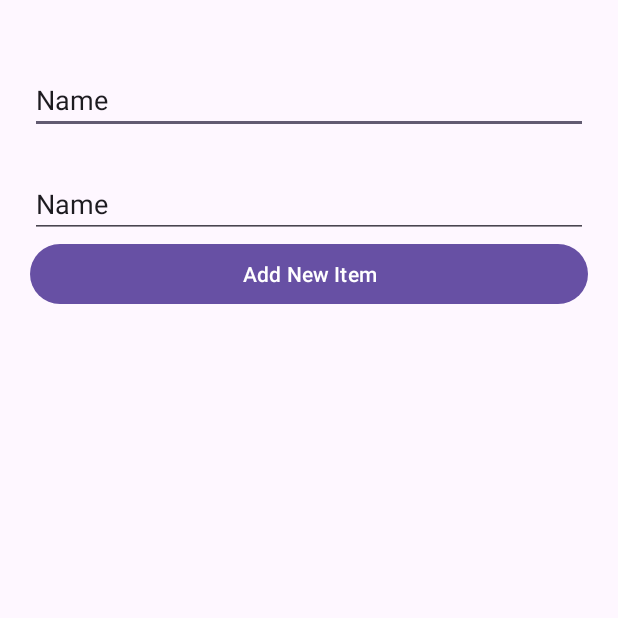
After one commit to DavldMA/Shopping-List, an Android app: the fragment CreateListsFragment shown on its own in the app's theme, on a phone screen of 412 x 824 dp, the top half of it. The commit adds this screen. Run offline under Robolectric (Android 15) with nearby library versions, the phone set to English and light mode, and no system bars; network calls fail.

Commit message:
YES
lots of stuff, i'm tired

```diff
--- a/app/build.gradle
+++ b/app/build.gradle
@@ -42,6 +42,8 @@ dependencies {
     implementation 'androidx.lifecycle:lifecycle-viewmodel-ktx:2.7.0'
     implementation 'androidx.room:room-common:2.6.1'
     implementation 'com.google.firebase:firebase-crashlytics-buildtools:2.9.9'
+    implementation 'androidx.legacy:legacy-support-v4:1.0.0'
+    implementation 'androidx.recyclerview:recyclerview:1.3.0'
     testImplementation 'junit:junit:4.13.2'
     androidTestImplementation 'androidx.test.ext:junit:1.1.5'
     androidTestImplementation 'androidx.test.espresso:espresso-core:3.5.1'
--- /dev/null
+++ b/app/src/main/java/com/example/shopping_list_application/CreateListsFragment.java
@@ -0,0 +1,81 @@
+package com.example.shopping_list_application;
+
+import android.os.Bundle;
+
+import androidx.annotation.NonNull;
+import androidx.fragment.app.Fragment;
+import androidx.recyclerview.widget.LinearLayoutManager;
+
+import android.util.Log;
+import android.view.LayoutInflater;
+import android.view.View;
+import android.view.ViewGroup;
+import android.widget.ArrayAdapter;
+import android.widget.Button;
+import android.widget.EditText;
+import android.widget.ListView;
+
+import com.google.gson.Gson;
+import com.google.gson.GsonBuilder;
+
+import org.json.JSONArray;
+import org.json.JSONException;
+import org.json.JSONObject;
+
+import java.util.ArrayList;
+
+
+public class CreateListsFragment extends Fragment {
+
+    ArrayList<String> listItems=new ArrayList<String>();
+
+    //DEFINING A STRING ADAPTER WHICH WILL HANDLE THE DATA OF THE LISTVIEW
+    ArrayAdapter<String> adapter;
+
+    //RECORDING HOW MANY TIMES THE BUTTON HAS BEEN CLICKED
+    int clickCounter=0;
+
+    @Override
+    public void onViewCreated(@NonNull View view, Bundle savedInstanceState) {
+
+        EditText editTxt = (EditText) view.findViewById(R.id.etListName);
+        EditText etItem = (EditText) view.findViewById(R.id.etItem);
+        Button btn = (Button) view.findViewById(R.id.addBtn);
+        ListView list = (ListView) view.findViewById(R.id.list);
+        ArrayList<String> arrayList = new ArrayList<String>();
+
+        adapter = new ArrayAdapter<String>(view.getContext(), android.R.layout.simple_spinner_item, arrayList);
+
+        list.setAdapter(adapter);
+
+        btn.setOnClickListener(new View.OnClickListener() {
+            @Override
+            public void onClick(View view) {
+                arrayList.add(editTxt.getText().toString());
+                adapter.notifyDataSetChanged();
+            }
+        });
+
+    }
+
+    public CreateListsFragment() {
+        // Required empty public constructor
+    }
+
+
+    public static CreateListsFragment newInstance(String param1, String param2) {
+        CreateListsFragment fragment = new CreateListsFragment();
+        return fragment;
+    }
+
+
+    @Override
+    public void onCreate(Bundle savedInstanceState) {
+        super.onCreate(savedInstanceState);
+    }
+
+    @Override
+    public View onCreateView(LayoutInflater inflater, ViewGroup container, Bundle savedInstanceState) {
+        return inflater.inflate(R.layout.fragment_create_lists, container, false);
+    }
+}
--- /dev/null
+++ b/app/src/main/res/layout/fragment_create_lists.xml
@@ -0,0 +1,57 @@
+<?xml version="1.0" encoding="utf-8"?>
+<FrameLayout xmlns:android="http://schemas.android.com/apk/res/android"
+    xmlns:app="http://schemas.android.com/apk/res-auto"
+    xmlns:tools="http://schemas.android.com/tools"
+    android:layout_width="match_parent"
+    android:layout_height="match_parent"
+    tools:context=".CreateListsFragment">
+
+    <androidx.constraintlayout.widget.ConstraintLayout
+        android:layout_width="match_parent"
+        android:layout_height="match_parent"
+        android:layout_marginBottom="70dp">
+
+
+        <LinearLayout
+            android:orientation="vertical"
+            android:layout_width="fill_parent"
+            android:layout_height="fill_parent"
+            android:padding="20dp">
+
+            <EditText
+                android:id="@+id/etListName"
+                android:layout_width="match_parent"
+                android:layout_height="45dp"
+                android:layout_marginTop="24dp"
+                android:ems="10"
+                android:inputType="text"
+                android:text="Name"
+                app:layout_constraintEnd_toEndOf="parent"
+                app:layout_constraintStart_toStartOf="parent"
+                app:layout_constraintTop_toTopOf="parent" />
+            <EditText
+                android:id="@+id/etItem"
+                android:layout_width="match_parent"
+                android:layout_height="45dp"
+                android:layout_marginTop="24dp"
+                android:ems="10"
+                android:inputType="text"
+                android:text="Name"
+                app:layout_constraintEnd_toEndOf="parent"
+                app:layout_constraintStart_toStartOf="parent"
+                app:layout_constraintTop_toTopOf="parent" />
+            <Button
+                android:id="@+id/addBtn"
+                android:text="Add New Item"
+                android:layout_width="fill_parent"
+                android:layout_height="wrap_content"
+                android:onClick="addItems"/>
+
+            <ListView
+                android:id="@+id/list"
+                android:layout_width="fill_parent"
+                android:layout_height="fill_parent"
+                android:drawSelectorOnTop="false" />
+        </LinearLayout>
+    </androidx.constraintlayout.widget.ConstraintLayout>
+</FrameLayout>
--- a/app/src/main/res/values/dimens.xml
+++ b/app/src/main/res/values/dimens.xml
@@ -2,4 +2,5 @@
     <!-- Default screen margins, per the Android Design guidelines. -->
     <dimen name="activity_horizontal_margin">16dp</dimen>
     <dimen name="activity_vertical_margin">16dp</dimen>
+    <dimen name="text_margin">16dp</dimen>
 </resources>
```
Also changed, not shown: app/src/main/java/com/example/shopping_list_application/Lists.java (+0 -10 lines), app/src/main/java/com/example/shopping_list_application/MainActivity.java (+31 -7 lines), app/src/main/java/com/example/shopping_list_application/placeholder/PlaceholderContent.java (added, +72 -0 lines).
